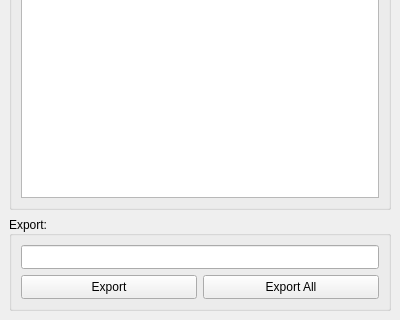
This is fbx/ui/qfbxexportseteditor.ui in bhsingleton/dcc as Qt 5 draws it before an edit; both pictures show x 0 to 400 and y 380 to 700 of the 400 by 700 pixel window. The edited form follows.
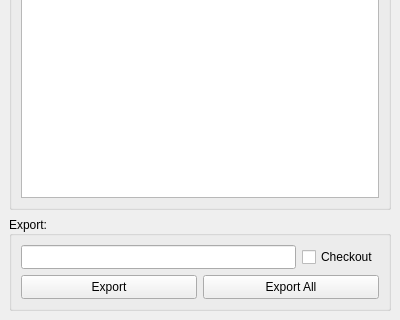
This is the edited form. Icons and pictures are not drawn.

Commit message: Integrating perforce checkout logic into exporters.

The edit to the form file:
```diff
--- a/fbx/ui/qfbxexportseteditor.ui
+++ b/fbx/ui/qfbxexportseteditor.ui
@@ -652,7 +652,26 @@
       </property>
       <layout class="QVBoxLayout" name="exportLayout">
        <item>
+        <widget class="QWidget" name="exportPathWidget" native="true">
+         <property name="sizePolicy">
+          <sizepolicy hsizetype="Expanding" vsizetype="Minimum">
+           <horstretch>0</horstretch>
+           <verstretch>0</verstretch>
+          </sizepolicy>
+         </property>
         <layout class="QHBoxLayout" name="exportPathLayout">
+          <property name="leftMargin">
+           <number>0</number>
+          </property>
+          <property name="topMargin">
+           <number>0</number>
+          </property>
+          <property name="rightMargin">
+           <number>0</number>
+          </property>
+          <property name="bottomMargin">
+           <number>0</number>
+          </property>
          <item>
           <widget class="QLineEdit" name="exportPathLineEdit">
            <property name="sizePolicy">
@@ -678,7 +697,36 @@
            </property>
           </widget>
          </item>
-        </layout>
+          <item>
+           <widget class="QCheckBox" name="checkoutCheckBox">
+            <property name="sizePolicy">
+             <sizepolicy hsizetype="Preferred" vsizetype="Fixed">
+              <horstretch>0</horstretch>
+              <verstretch>0</verstretch>
+             </sizepolicy>
+            </property>
+            <property name="minimumSize">
+             <size>
+              <width>0</width>
+              <height>24</height>
+             </size>
+            </property>
+            <property name="maximumSize">
+             <size>
+              <width>16777215</width>
+              <height>24</height>
+             </size>
+            </property>
+            <property name="toolTip">
+             <string>Enable to checkout the exported FBX from perforce.</string>
+            </property>
+            <property name="text">
+             <string>Checkout</string>
+            </property>
+           </widget>
+          </item>
+         </layout>
+        </widget>
        </item>
        <item>
         <layout class="QHBoxLayout" name="buttonLayout">
```
Left out of the diff: 159 changed lines with no effect on the pictures. Lines whose indentation alone changed are shown as unchanged. The commit also changes 6 other files.
